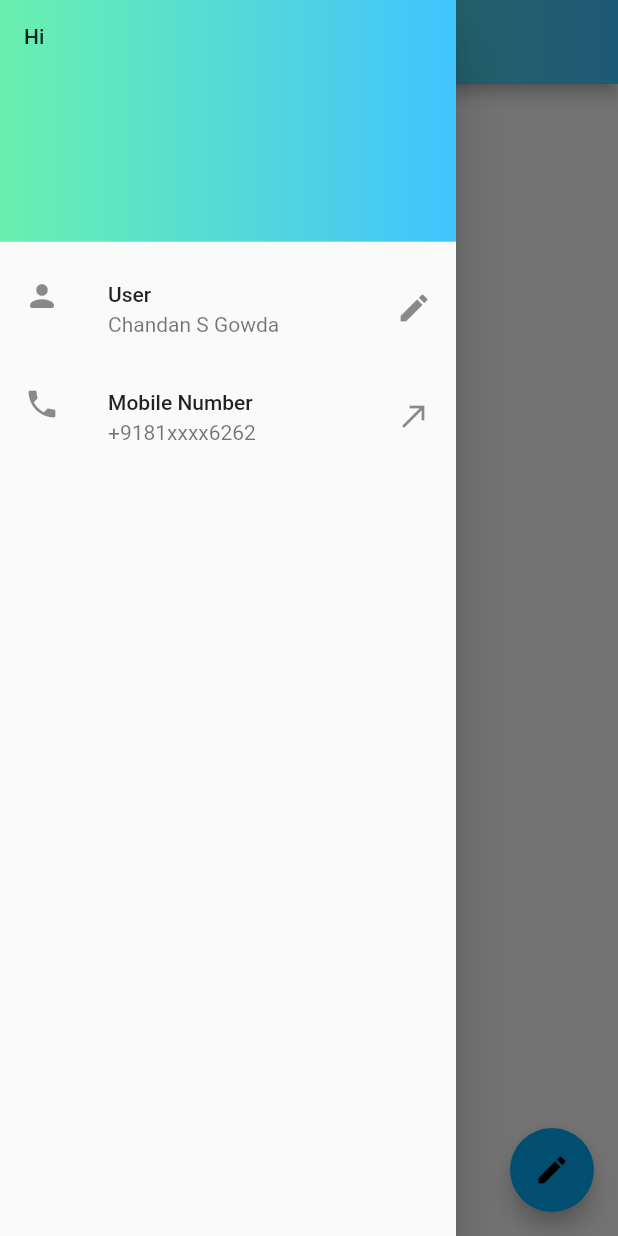
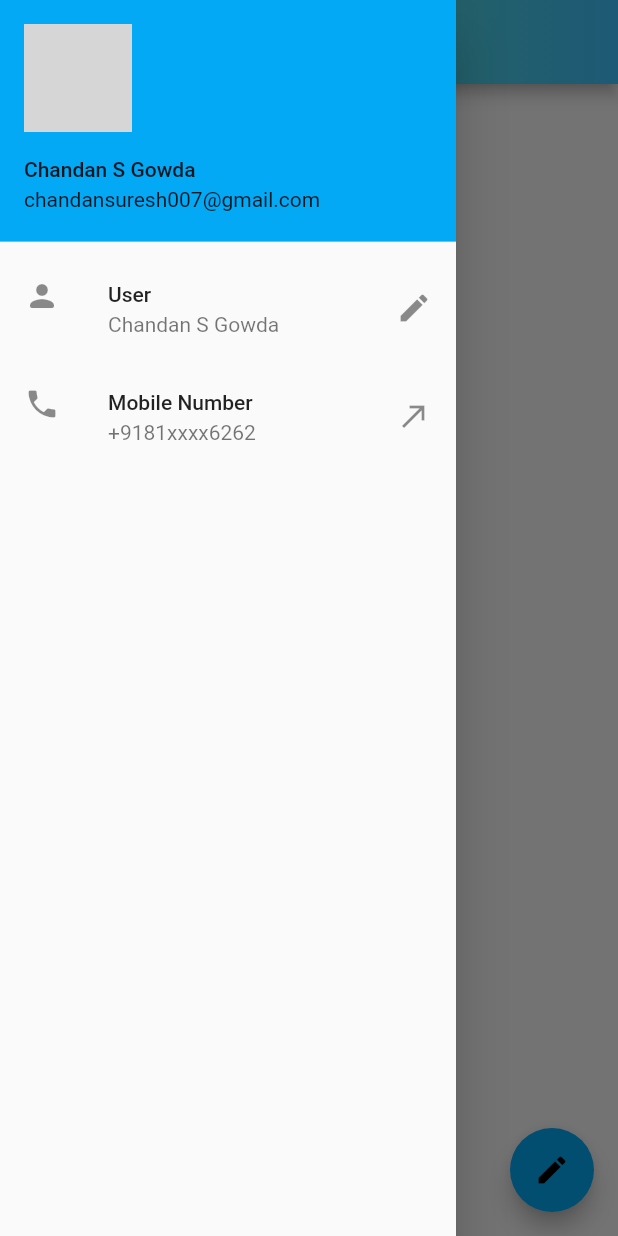
Before and after one commit to chandansgowda/flutter-practice, a Flutter app: the screen it shows after launch, with the side drawer open, on a phone screen of 412 x 824 dp. Run offline on Flutter 3.47's test engine with Material 2 defaults, Android fonts, the phone set to English and light mode, and no system bars; network calls fail; grey boxes are pictures that could not be loaded.

```diff
--- a/flutter_app/lib/main.dart
+++ b/flutter_app/lib/main.dart
@@ -30,13 +30,12 @@ class HomePage extends StatelessWidget {
         child: ListView(
           padding: EdgeInsets.zero,
           children: [
-            DrawerHeader(
-                child: Text("Hi"),
-              decoration: BoxDecoration(
-                gradient: LinearGradient(
-                  colors: [Colors.greenAccent, Colors.lightBlueAccent]
-                )
-              ),
+            UserAccountsDrawerHeader(
+                accountName: Text("Chandan S Gowda"),
+                accountEmail: Text("chandansuresh007@gmail.com"),
+              currentAccountPicture: CircleAvatar(
+                backgroundImage: NetworkImage("https://media-exp1.licdn.com/dms/image/C5603AQGEQBi2pZ2GSQ/profile-displayphoto-shrink_200_200/0/1594121452564?e=1613001600&v=beta&t=1zZPQBIPjwkD6TBVEr3rCXfs1-FlfxI8S6MUFsqHOLM",
+              )),
             ),
           ListTile(
             leading: Icon(Icons.person_rounded),
```
